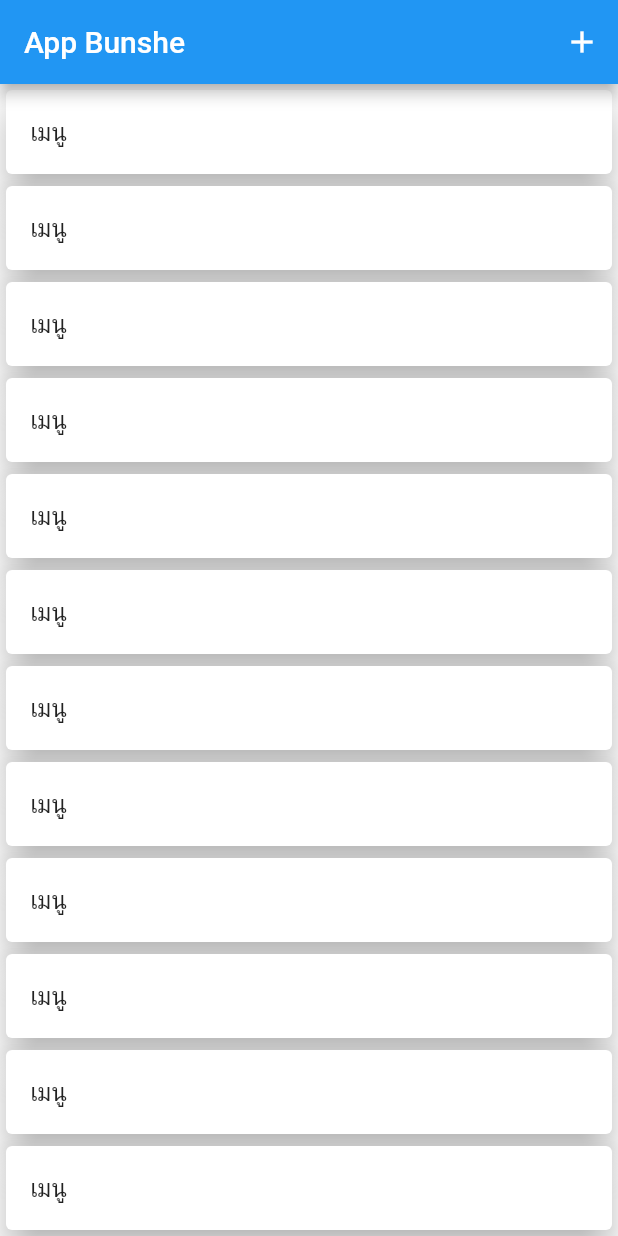
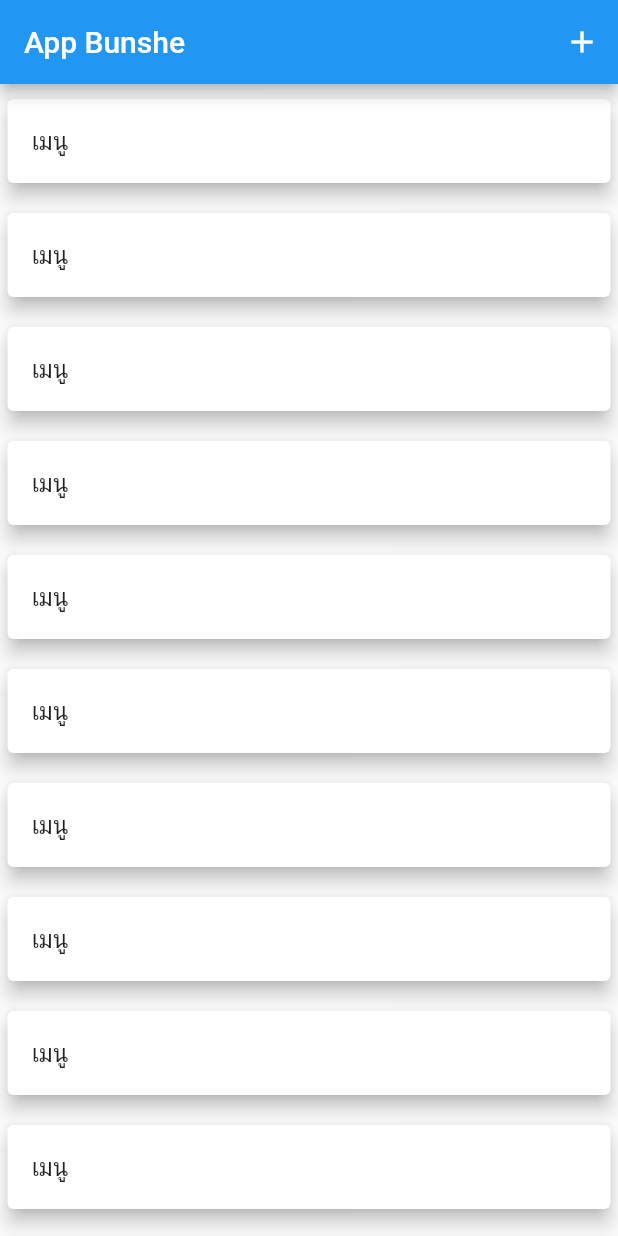
Before and after one commit to Ammarit2545/Lab-5---Database, a Flutter app: the screen it shows after launch, on a phone screen of 412 x 824 dp. Run offline on Flutter 3.47's test engine with Material 2 defaults, Android fonts, the phone set to English and light mode, and no system bars.

Commit message:
7th Vertical,Horizontal

```diff
--- a/lib/main.dart
+++ b/lib/main.dart
@@ -47,7 +47,8 @@ class _MyHomePageState extends State<MyHomePage> {
       ),
       body: ListView.builder(itemBuilder: (context, int index) {
         return Card(
-          elevation: 10,
+          elevation: 5,
+          margin: const EdgeInsets.symmetric(vertical: 10, horizontal: 5),
           child: ListTile(
             title: Text("เมนู"),
           ),
```
